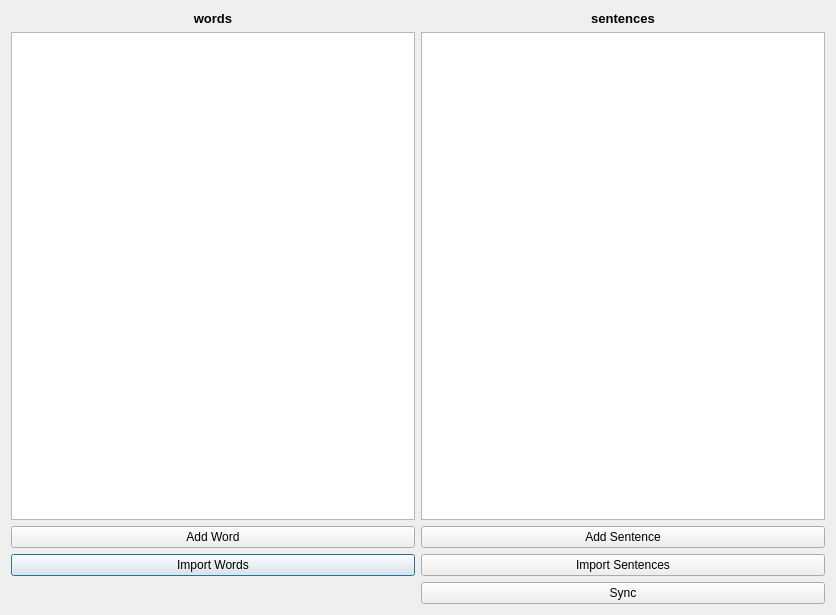
Before: the Qt Designer form designer/dialog.ui in abdnh/anki-incontext, drawn with Qt 5.
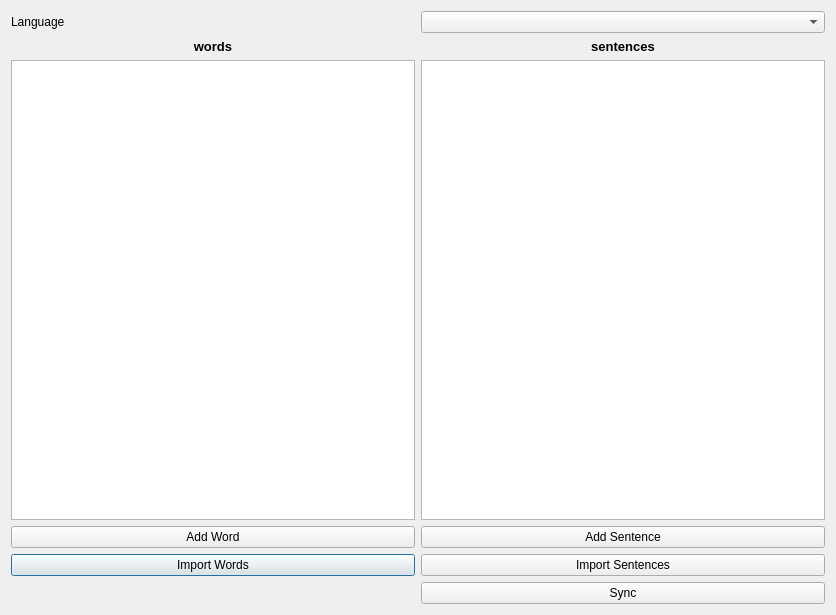
After: the same form once the commit is applied.

Commit message:
Support more languages
- Implemented a mechanism to support more languages in the future
- Added Turkish

Patch:
```diff
--- a/designer/dialog.ui
+++ b/designer/dialog.ui
@@ -111,6 +111,16 @@
        </property>
       </widget>
      </item>
+     <item row="0" column="0">
+      <widget class="QLabel" name="label">
+       <property name="text">
+        <string>Language</string>
+       </property>
+      </widget>
+     </item>
+     <item row="0" column="1">
+      <widget class="QComboBox" name="langComboBox"/>
+     </item>
     </layout>
    </item>
   </layout>
```
The commit also changes 9 other files.
